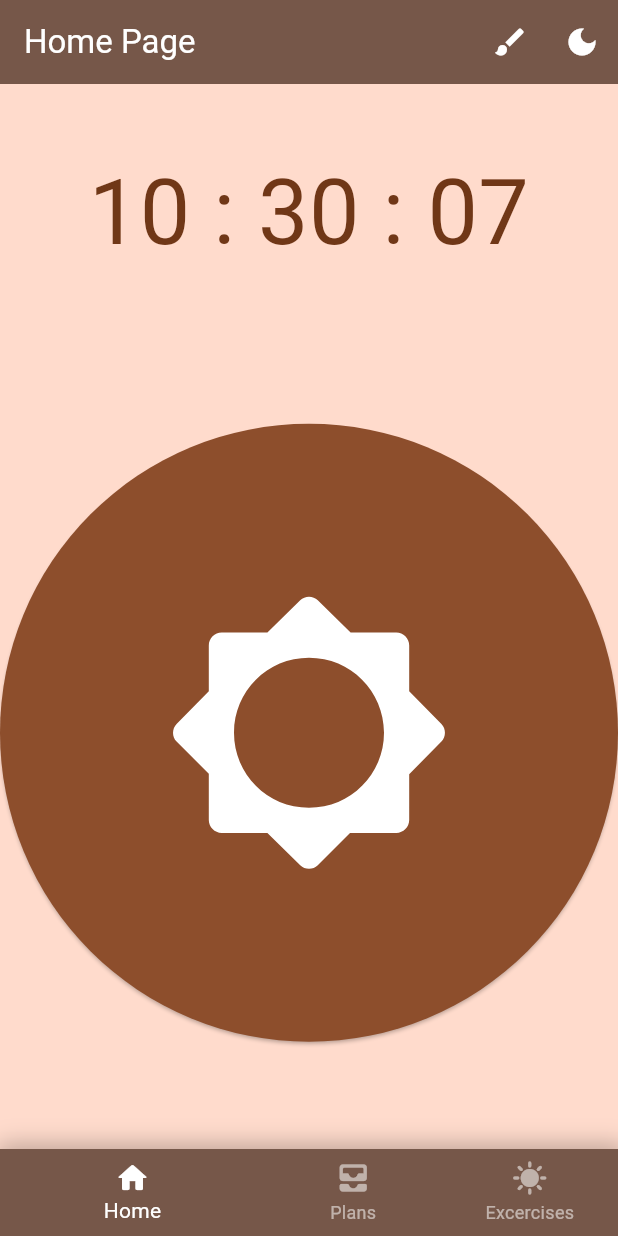
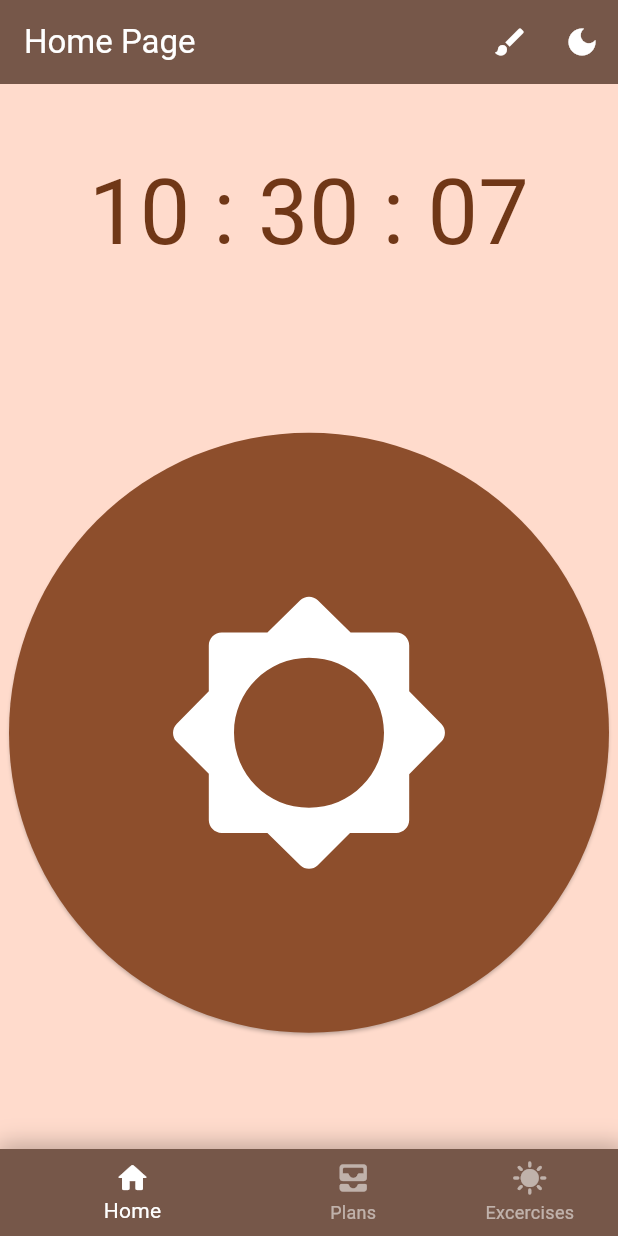
Before and after one commit to gsando/UI-Design, a Flutter app: the screen it shows after launch, on a phone screen of 412 x 824 dp. Run offline on Flutter 3.47's test engine with Material 2 defaults, Android fonts, the phone set to English and light mode, and no system bars; our stand-ins replace drift, flutter_phoenix; missing offline and left inert: dart:ffi; accounts and stored records are empty; generated files the repository leaves out were written again.

Commit message:
Cards are reformatted w/ pics, may remove

```diff
--- a/lib/homePage.dart
+++ b/lib/homePage.dart
@@ -165,13 +165,16 @@ class _HomeState extends State<Home> {
                 // ignore: prefer_const_literals_to_create_immutables
                 mainAxisAlignment: MainAxisAlignment.center,
                 children: <Widget>[
-                  ElevatedButton(
+                  SizedBox(
+                    width: 400,
+                    child: ElevatedButton(
                       onPressed: () {},
                       style: ElevatedButton.styleFrom(
                           shape: const CircleBorder(), //<-- SEE HERE
                           minimumSize: MediaQuery.of(context).size,
                           padding: const EdgeInsets.all(20),
-                        backgroundColor: Theme.of(context).colorScheme.primary,
+                          backgroundColor:
+                              Theme.of(context).colorScheme.primary,
                           foregroundColor:
                               Theme.of(context).colorScheme.onPrimary),
                       child: const Icon(
@@ -180,6 +183,7 @@ class _HomeState extends State<Home> {
                             .brightness_5_rounded, //auto_awesome_outlined, blur_on
                         // color: Theme.of(context).colorScheme.tertiaryContainer,
                         size: 200,
+                      ),
                     ),
                   ),
                 ])),
--- a/lib/main.dart
+++ b/lib/main.dart
@@ -10,6 +10,20 @@ import 'package:provider/provider.dart';
 // }
 
 final _db = MyDatabase(); //opens the database connection
+int i = 0;
+
+List<String> assetAddresses = [
+  'assets/images/31384010_7819378.jpg',
+  'assets/images/33107626_8006483.jpg',
+  'assets/images/20029964_6216724.jpg', //3
+  'assets/images/6148163_3163475.jpg',
+  'assets/images/20826365_6331545.jpg',
+  'assets/images/22769281_6679192.jpg',
+  'assets/images/20553205_6323198.jpg',
+  'assets/images/32453804_7947855.jpg',
+  'assets/images/32476995_7957723.jpg',
+  // 'assets/images/13802680_5342228.jpg',
+];
 
 void main() {
   runApp(
@@ -61,4 +75,15 @@ class _MyApp extends State<MyApp> {
         // },
         home: const NavBarHandler());
   }
+
+  // String rotatePics() {
+  //   int hold = assetAddresses.length;
+  //   if (i == (assetAddresses.length)) {
+  //     i = 0;
+  //     // print("This is $i and address.length $hold");
+  //   }
+  //   ++i;
+  //   // print("This is $i and address.length $hold");
+  //   return assetAddresses[i - 1];
+  // }
 }
--- a/pubspec.yaml
+++ b/pubspec.yaml
@@ -68,6 +68,8 @@ flutter:
   # included with your application, so that you can use the icons in
   # the material Icons class.
   uses-material-design: true
+  assets:
+    - assets/images/
 
   # To add assets to your application, add an assets section, like this:
   # assets:
```
Also changed, not shown: lib/exPage.dart (+30 -0 lines), lib/planPage.dart (+46 -15 lines), assets/images/13802680_5342228.jpg (added), assets/images/20029964_6216724.jpg (added), assets/images/20553205_6323198.jpg (added), assets/images/20826365_6331545.jpg (added), assets/images/22769281_6679192.jpg (added), assets/images/31384010_7819378.jpg (added), assets/images/32453804_7947855.jpg (added), assets/images/32476995_7957723.jpg (added), assets/images/33107626_8006483.jpg (added), assets/images/6148163_3163475.jpg (added). Lines whose indentation alone changed are shown as unchanged.
